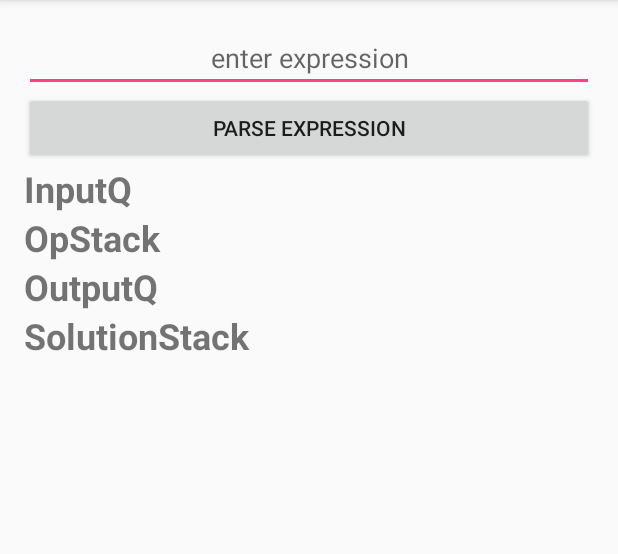
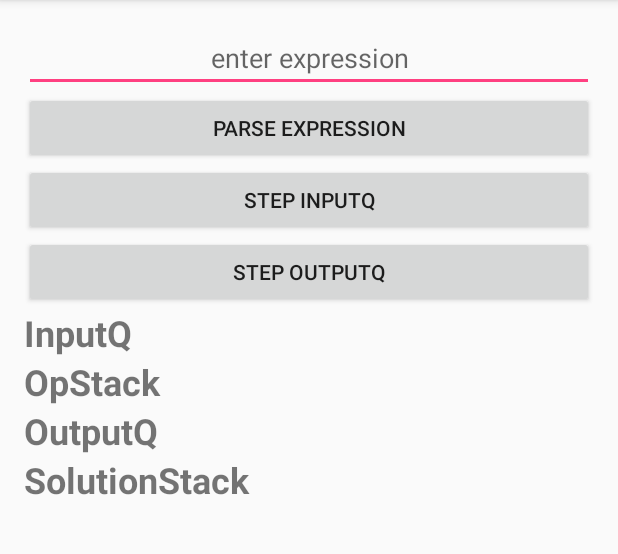
Before and after one commit to mlitman/ShuntingYard_CSC300_Spring2017, an Android app: the screen it shows after launch (MainActivity), on a phone screen of 412 x 824 dp, the part 84-638 px from its top. Run offline under Robolectric (Android 15) with nearby library versions, the phone set to English and light mode, and no system bars.

Commit message:
Code from 4/4/17

```diff
--- a/app/src/main/java/com/example/michaellitman/shuntingyard_csc300_spring2017/MainActivity.java
+++ b/app/src/main/java/com/example/michaellitman/shuntingyard_csc300_spring2017/MainActivity.java
@@ -31,6 +31,16 @@ public class MainActivity extends AppCompatActivity
         this.sy = new ShuntingYard(inputET, inputQ, opStack, outputQ, solutionStack, this);
     }
 
+    public void stepInputQButtonPressed(View v)
+    {
+        sy.processInputQ();
+    }
+
+    public void stepOutputQButtonPressed(View v)
+    {
+        sy.processOutputQ();
+    }
+
     public void processButtonPressed(View v)
     {
         sy.processExpression();
--- a/app/src/main/res/layout/activity_main.xml
+++ b/app/src/main/res/layout/activity_main.xml
@@ -28,11 +28,25 @@
             android:hint="enter expression" />
 
         <Button
-            android:text="Parse Expression"
+            android:id="@+id/button"
             android:layout_width="match_parent"
             android:layout_height="wrap_content"
-            android:id="@+id/button"
-            android:onClick="processButtonPressed" />
+            android:onClick="processButtonPressed"
+            android:text="Parse Expression" />
+
+        <Button
+            android:id="@+id/button2"
+            android:layout_width="match_parent"
+            android:layout_height="wrap_content"
+            android:onClick="stepInputQButtonPressed"
+            android:text="Step InputQ" />
+
+        <Button
+            android:id="@+id/button3"
+            android:layout_width="match_parent"
+            android:layout_height="wrap_content"
+            android:onClick="stepOutputQButtonPressed"
+            android:text="Step OutputQ" />
 
         <TextView
             android:id="@+id/textView2"
```
Also changed, not shown: app/src/main/java/com/example/michaellitman/shuntingyard_csc300_spring2017/ShuntingYard.java (+87 -3 lines).
